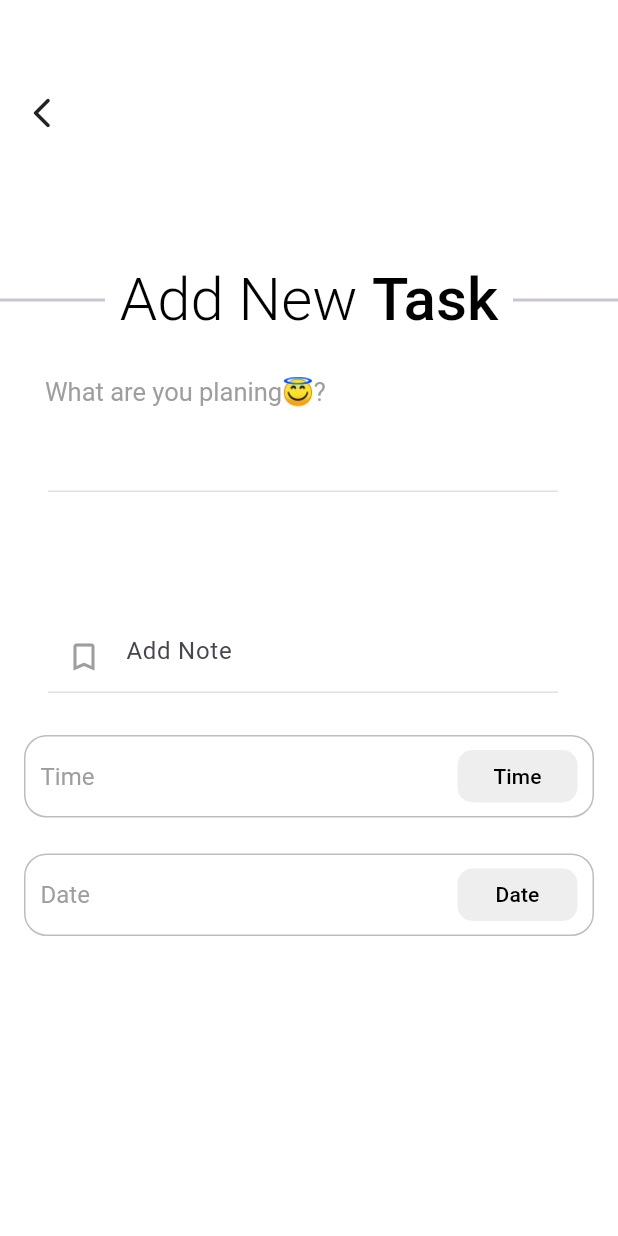
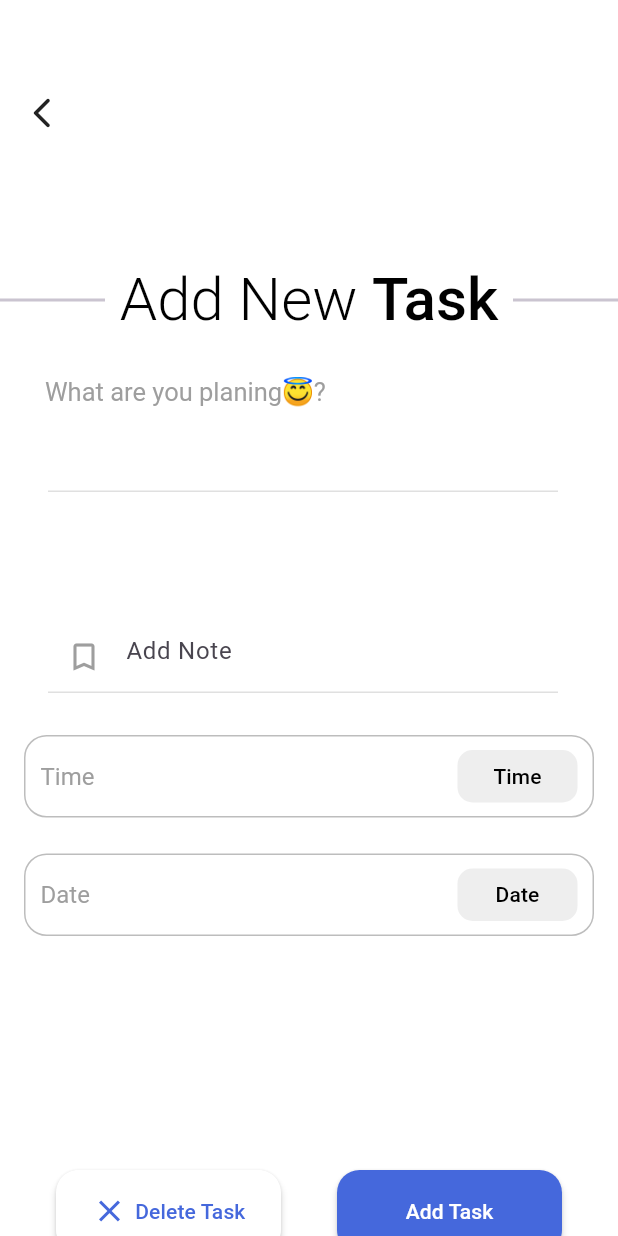
Before and after one commit to Amal-AM4/Todo-Hive, a Flutter app: the TaskView screen opened directly, on a phone screen of 412 x 824 dp. Run offline on Flutter 3.47's test engine with Material 3 defaults, Android fonts, the phone set to English and light mode, and no system bars; our stand-ins replace animate_do, flutter_datetime_picker, flutter_slider_drawer, lottie.

Commit message:
task view screen ui completed

```diff
--- a/lib/views/tasks/task_view.dart
+++ b/lib/views/tasks/task_view.dart
@@ -3,6 +3,7 @@ import 'dart:developer';
 import 'package:flutter/material.dart';
 
 import 'package:todo/extensions/space_exs.dart';
+import 'package:todo/utils/app_colors.dart';
 import 'package:todo/utils/app_str.dart';
 import 'package:todo/views/tasks/components/date_time_selection.dart';
 import 'package:todo/views/tasks/components/rep_textfield.dart';
@@ -44,9 +45,63 @@ class _TaskViewState extends State<TaskView> {
 
               // Main Task View Activity
               _buildMainTaskViewActivity(textTheme, context),
+
+              // Bottom side buttons
+              _buildBottomSideButtons(),
             ],
           ),
         ),
+      ),
+    );
+  }
+
+  // Bottom side buttons
+  Widget _buildBottomSideButtons() {
+    return Padding(
+      padding: const EdgeInsets.only(bottom: 20.0),
+      child: Row(
+        mainAxisAlignment: MainAxisAlignment.spaceEvenly,
+        children: [
+          // Delete current Task button
+          MaterialButton(
+            onPressed: () {},
+            minWidth: 150,
+            color: Colors.white,
+            height: 55,
+            shape: RoundedRectangleBorder(
+              borderRadius: BorderRadius.circular(15),
+            ),
+
+            child: Row(
+              children: [
+                Icon(Icons.close, color: AppColors.primaryColor),
+                5.w,
+                Text(
+                  AppStr.deleteTask,
+                  style: TextStyle(color: AppColors.primaryColor),
+                ),
+              ],
+            ),
+          ),
+
+          // Add or Update Task
+          MaterialButton(
+            onPressed: () {
+              // add or update
+            },
+            minWidth: 150,
+            color: AppColors.primaryColor,
+            height: 55,
+            shape: RoundedRectangleBorder(
+              borderRadius: BorderRadius.circular(15),
+            ),
+
+            child: Text(
+              AppStr.addTaskString,
+              style: TextStyle(color: Colors.white),
+            ),
+          ),
+        ],
       ),
     );
   }
```
